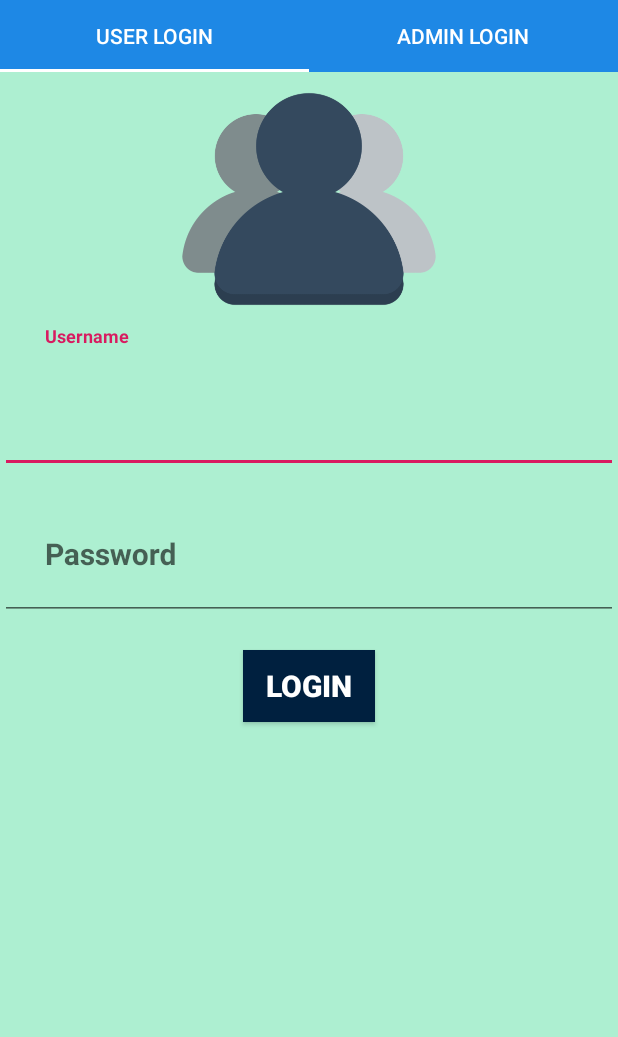
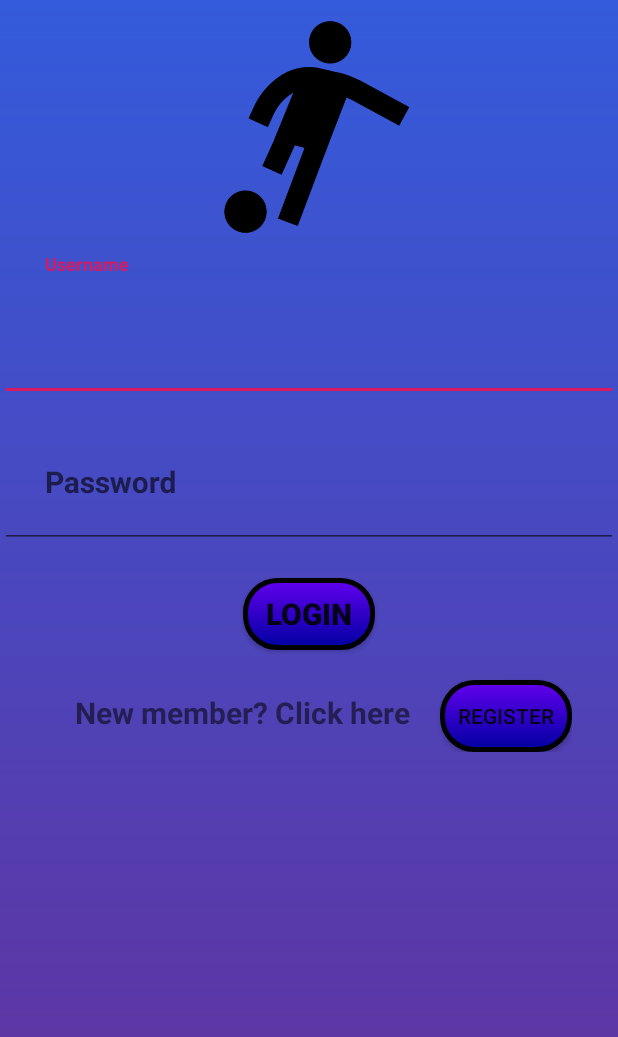
Before and after one commit to gShakya1997/futsalrecordsystem, an Android app: the screen it shows after launch (MainActivity), on a phone screen of 412 x 824 dp. Shown: the top 1037 px of the screen. Run offline under Robolectric (Android 15) with nearby library versions, the phone set to English and light mode, and no system bars.

Commit message:
Change in background and login

```diff
--- a/app/src/main/java/com/futsalrecord/futsalinfosystem/MainActivity.java
+++ b/app/src/main/java/com/futsalrecord/futsalinfosystem/MainActivity.java
@@ -13,7 +13,6 @@ import com.google.android.material.tabs.TabLayout;
 
 public class MainActivity extends AppCompatActivity {
     private ViewPager viewPagerLogin;
-    private TabLayout tabLayoutLogin;
 
     @Override
     protected void onCreate(Bundle savedInstanceState) {
@@ -21,13 +20,10 @@ public class MainActivity extends AppCompatActivity {
         setContentView(R.layout.activity_main);
 
         viewPagerLogin = findViewById(R.id.viewPagerLogin);
-        tabLayoutLogin = findViewById(R.id.tabLayoutLogin);
 
-        tabLayoutLogin.setSelectedTabIndicatorColor(Color.parseColor("#FFFFFF"));
         ViewPagerLoginAdapter viewPagerLoginAdapter = new ViewPagerLoginAdapter(getSupportFragmentManager());
         viewPagerLoginAdapter.addFragment(new StaffLoginFragment(), "User Login");
         viewPagerLoginAdapter.addFragment(new AdminLoginFragment(), "Admin Login");
         viewPagerLogin.setAdapter(viewPagerLoginAdapter);
-        tabLayoutLogin.setupWithViewPager(viewPagerLogin);
     }
 }
--- /dev/null
+++ b/app/src/main/res/drawable/app_background.xml
@@ -0,0 +1,7 @@
+<?xml version="1.0" encoding="utf-8"?>
+<shape xmlns:android="http://schemas.android.com/apk/res/android">
+    <gradient
+        android:startColor="#345bdb"
+        android:endColor="#EE652E99"
+        android:angle="-90"/>
+</shape>
--- a/app/src/main/res/drawable/btnround.xml
+++ b/app/src/main/res/drawable/btnround.xml
@@ -1,4 +1,8 @@
 <?xml version="1.0" encoding="utf-8"?>
-<shape android:shape="oval" xmlns:android="http://schemas.android.com/apk/res/android">
-    <corners android:radius="8dp"/>
+<shape xmlns:android="http://schemas.android.com/apk/res/android">
+    <gradient android:startColor="@color/design_default_color_primary"
+        android:endColor="@color/colorPrimary"
+        android:angle="-90"/>
+    <corners android:radius="21dp"/>
+    <stroke android:width="3dp"/>
 </shape>
--- a/app/src/main/res/layout/activity_main.xml
+++ b/app/src/main/res/layout/activity_main.xml
@@ -4,21 +4,13 @@
     android:layout_height="match_parent"
     android:fillViewport="true">
 
-    <LinearLayout
-        xmlns:app="http://schemas.android.com/apk/res-auto"
+    <LinearLayout xmlns:app="http://schemas.android.com/apk/res-auto"
         xmlns:tools="http://schemas.android.com/tools"
         android:layout_width="match_parent"
         android:layout_height="wrap_content"
+        android:background="@drawable/app_background"
         android:orientation="vertical"
         tools:context=".MainActivity">
-
-        <com.google.android.material.tabs.TabLayout
-            android:id="@+id/tabLayoutLogin"
-            android:layout_width="match_parent"
-            android:layout_height="wrap_content"
-            android:background="#1E88E5"
-            app:tabIndicatorHeight="2dp"
-            app:tabTextColor="#FFFFFF" />
 
         <androidx.viewpager.widget.ViewPager
             android:id="@+id/viewPagerLogin"
--- a/app/src/main/res/layout/activity_splash.xml
+++ b/app/src/main/res/layout/activity_splash.xml
@@ -4,7 +4,7 @@
     xmlns:tools="http://schemas.android.com/tools"
     android:layout_width="match_parent"
     android:layout_height="match_parent"
-    android:background="@color/design_default_color_primary"
+    android:background="@drawable/app_background"
     android:gravity="center"
     android:orientation="vertical"
     tools:context=".SplashActivity">
--- a/app/src/main/res/layout/fragment_about_us.xml
+++ b/app/src/main/res/layout/fragment_about_us.xml
@@ -8,7 +8,7 @@
         xmlns:app="http://schemas.android.com/apk/res-auto"
         android:layout_width="match_parent"
         android:layout_height="wrap_content"
-        android:background="#ADEFD1">
+        android:background="@drawable/app_background">
 
         <TextView
             android:id="@+id/text_send"
--- a/app/src/main/res/layout/fragment_admin_login.xml
+++ b/app/src/main/res/layout/fragment_admin_login.xml
@@ -7,7 +7,7 @@
     <LinearLayout xmlns:tools="http://schemas.android.com/tools"
         android:layout_width="match_parent"
         android:layout_height="wrap_content"
-        android:background="#ADEFD1"
+        android:background="@drawable/app_background"
         android:orientation="vertical"
         tools:context=".fragments.AdminLoginFragment">
 
@@ -15,7 +15,7 @@
             android:layout_width="wrap_content"
             android:layout_height="169dp"
             android:layout_gravity="center"
-            android:src="@drawable/adminlogin" />
+            android:src="@drawable/footballicon" />
 
         <com.google.android.material.textfield.TextInputLayout
             android:layout_width="match_parent"
--- a/app/src/main/res/layout/fragment_customer_data.xml
+++ b/app/src/main/res/layout/fragment_customer_data.xml
@@ -7,7 +7,7 @@
     <LinearLayout
         android:layout_width="match_parent"
         android:layout_height="wrap_content"
-        android:background="#ADEFD1"
+        android:background="@drawable/app_background"
         android:orientation="vertical">
 
         <androidx.recyclerview.widget.RecyclerView
--- a/app/src/main/res/layout/fragment_feedback.xml
+++ b/app/src/main/res/layout/fragment_feedback.xml
@@ -8,7 +8,7 @@
         xmlns:app="http://schemas.android.com/apk/res-auto"
         android:layout_width="match_parent"
         android:layout_height="wrap_content"
-        android:background="#ADEFD1">
+        android:background="@drawable/app_background">
 
         <TextView
             android:id="@+id/text_share"
--- a/app/src/main/res/layout/fragment_home.xml
+++ b/app/src/main/res/layout/fragment_home.xml
@@ -8,7 +8,8 @@
 
     <androidx.constraintlayout.widget.ConstraintLayout
         android:layout_width="match_parent"
-        android:layout_height="wrap_content">
+        android:layout_height="wrap_content"
+        android:background="@drawable/app_background">
 
         <TextView
             android:id="@+id/tvCover"
@@ -18,7 +19,6 @@
             android:textStyle="bold"
             android:textAlignment="center"
             android:textSize="40sp"
-            android:background="#ADD8E6"
             app:layout_constraintEnd_toEndOf="parent"
             app:layout_constraintStart_toStartOf="parent"
             app:layout_constraintTop_toTopOf="parent" />
--- a/app/src/main/res/layout/fragment_staff_data.xml
+++ b/app/src/main/res/layout/fragment_staff_data.xml
@@ -7,7 +7,7 @@
     <LinearLayout
         android:layout_width="match_parent"
         android:layout_height="wrap_content"
-        android:background="#ADEFD1"
+        android:background="@drawable/app_background"
         android:orientation="vertical">
 
         <androidx.recyclerview.widget.RecyclerView
--- a/app/src/main/res/layout/fragment_staff_login.xml
+++ b/app/src/main/res/layout/fragment_staff_login.xml
@@ -7,7 +7,7 @@
     <LinearLayout xmlns:tools="http://schemas.android.com/tools"
         android:layout_width="match_parent"
         android:layout_height="wrap_content"
-        android:background="#ADEFD1"
+        android:background="@drawable/app_background"
         android:orientation="vertical"
         tools:context=".fragments.StaffLoginFragment">
 
@@ -15,7 +15,7 @@
             android:layout_width="wrap_content"
             android:layout_height="169dp"
             android:layout_gravity="center"
-            android:src="@drawable/stafflogin" />
+            android:src="@drawable/footballicon" />
 
         <com.google.android.material.textfield.TextInputLayout
             android:layout_width="match_parent"
@@ -55,11 +55,34 @@
             android:layout_height="wrap_content"
             android:layout_gravity="center"
             android:layout_marginTop="20dp"
-            android:background="#00203F"
+            android:background="@drawable/btnround"
             android:text="@string/staff_login"
-            android:textColor="#FFFFFF"
             android:textSize="20sp"
             android:textStyle="bold" />
 
+        <LinearLayout
+            android:layout_width="wrap_content"
+            android:layout_height="wrap_content"
+            android:layout_gravity="center">
+
+            <TextView
+                android:layout_width="wrap_content"
+                android:layout_height="wrap_content"
+                android:layout_marginLeft="20dp"
+                android:layout_marginTop="20dp"
+                android:gravity="center"
+                android:text="@string/new_member_click_here"
+                android:textSize="20sp"
+                android:textStyle="bold" />
+
+            <Button
+                android:id="@+id/btnRegisterUsers"
+                android:layout_width="wrap_content"
+                android:layout_height="wrap_content"
+                android:layout_marginLeft="20dp"
+                android:layout_marginTop="20dp"
+                android:background="@drawable/btnround"
+                android:text="register" />
+        </LinearLayout>
     </LinearLayout>
 </ScrollView>
--- a/app/src/main/res/layout/fragment_total_earning.xml
+++ b/app/src/main/res/layout/fragment_total_earning.xml
@@ -7,7 +7,7 @@
     <androidx.constraintlayout.widget.ConstraintLayout xmlns:app="http://schemas.android.com/apk/res-auto"
         android:layout_width="match_parent"
         android:layout_height="wrap_content"
-        android:background="#ADEFD1">
+        android:background="@drawable/app_background">
 
         <TextView
             android:id="@+id/text_tools"
--- a/app/src/main/res/layout/nav_header_admin_dashboard.xml
+++ b/app/src/main/res/layout/nav_header_admin_dashboard.xml
@@ -2,7 +2,7 @@
 <LinearLayout xmlns:android="http://schemas.android.com/apk/res/android"
     android:layout_width="match_parent"
     android:layout_height="@dimen/nav_header_height"
-    android:background="#4863A0"
+    android:background="@drawable/app_background"
     android:gravity="bottom"
     android:orientation="vertical"
     android:paddingLeft="@dimen/activity_horizontal_margin"
--- a/app/src/main/res/values/colors.xml
+++ b/app/src/main/res/values/colors.xml
@@ -1,6 +1,6 @@
 <?xml version="1.0" encoding="utf-8"?>
 <resources>
     <color name="colorPrimary">#0000A0</color>
-    <color name="colorPrimaryDark">#0000A0</color>
+    <color name="colorPrimaryDark">#4A4A4A</color>
     <color name="colorAccent">#D81B60</color>
 </resources>
--- a/app/src/main/res/values/strings.xml
+++ b/app/src/main/res/values/strings.xml
@@ -47,4 +47,5 @@
     <string name="admin_dashboard">Admin Dashboard</string>
     <string name="logout">Logout</string>
     <string name="welcome">Welcome</string>
+    <string name="new_member_click_here">New member? Click here</string>
 </resources>
```
Also changed, not shown: app/src/main/AndroidManifest.xml (+5 -5 lines).
